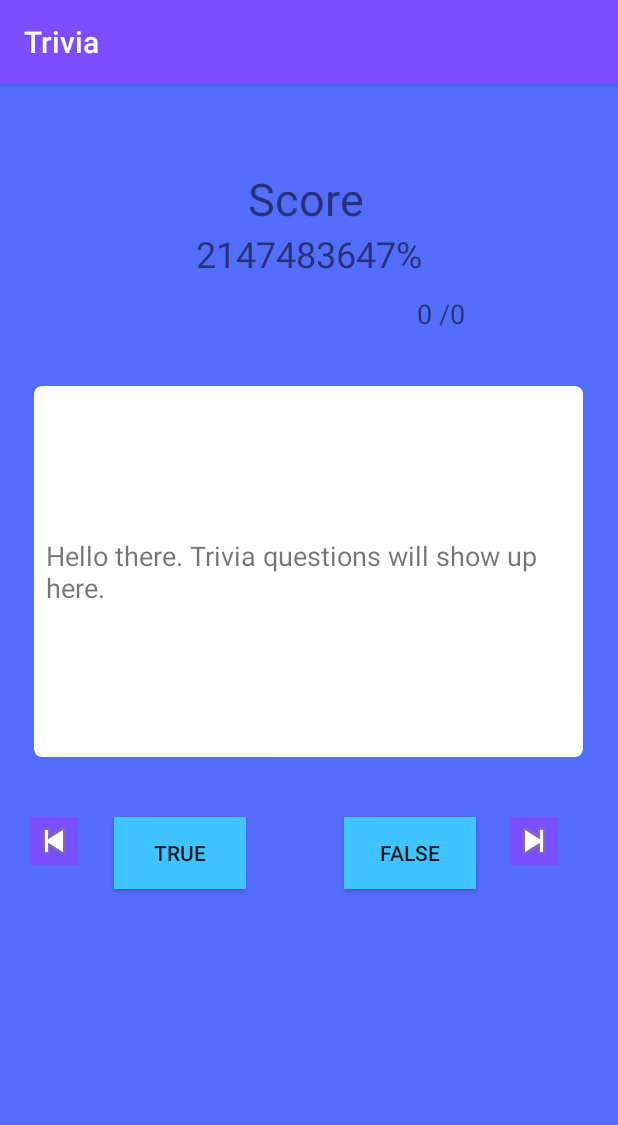
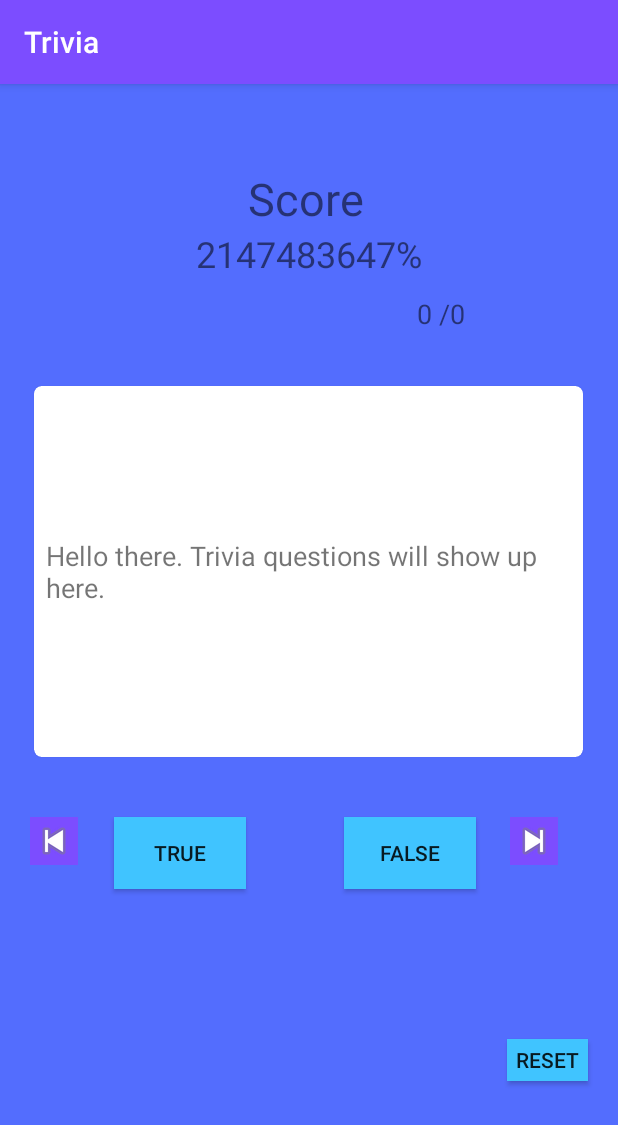
Before and after one commit to vtestiler/Trivia, an Android app: the screen it shows after launch (MainActivity), after a tap on "FALSE", on a phone screen of 412 x 824 dp. Shown: the top 1125 px of the screen. Run offline under Robolectric (Android 15) with nearby library versions, the phone set to English and light mode, and no system bars; our stand-ins replace Volley; network calls fail; Roboto replaces fonts that are not available here; 2 statements that could not run were skipped; 2 other taps on this screen came first.

Commit message:
Added Reset button. Need to add code for it.

```diff
--- a/app/src/main/java/tk/kituthegreat/trivia/MainActivity.java
+++ b/app/src/main/java/tk/kituthegreat/trivia/MainActivity.java
@@ -32,6 +32,7 @@ public class MainActivity extends AppCompatActivity implements View.OnClickListe
     private TextView scoreTextView;
     private Button trueButton;
     private Button falseButton;
+    private Button resetButton;
     private ImageButton prevButton;
     private ImageButton nextButton;
     private int currentQuestionIndex = 0;
@@ -51,6 +52,7 @@ public class MainActivity extends AppCompatActivity implements View.OnClickListe
         prevButton = findViewById(R.id.prev_btn);
         trueButton = findViewById(R.id.true_btn);
         falseButton = findViewById(R.id.false_btn);
+        resetButton = findViewById(R.id.reset_btn);
         questionTextview = findViewById(R.id.question_textview);
         questionCounterTextview = findViewById(R.id.counter_text);
         scoreTextView = findViewById(R.id.score_value);
@@ -109,6 +111,9 @@ public class MainActivity extends AppCompatActivity implements View.OnClickListe
                 checkAnswer(false);
                 updateUI();
                 lose_sound.startsound();
+                break;
+            case R.id.reset_btn:
+                // Reset code in here
                 break;
         }
 
--- a/app/src/main/res/layout/activity_main.xml
+++ b/app/src/main/res/layout/activity_main.xml
@@ -118,4 +118,15 @@
         app:layout_constraintStart_toStartOf="parent"
         app:layout_constraintTop_toTopOf="parent" />
 
+    <Button
+        android:id="@+id/reset_btn"
+        android:layout_width="54dp"
+        android:layout_height="28dp"
+        android:layout_marginTop="100dp"
+        android:layout_marginEnd="20dp"
+        android:background="#40C4FF"
+        android:text="@string/reset"
+        app:layout_constraintEnd_toEndOf="parent"
+        app:layout_constraintTop_toBottomOf="@+id/false_btn" />
+
 </androidx.constraintlayout.widget.ConstraintLayout>
--- a/app/src/main/res/values/strings.xml
+++ b/app/src/main/res/values/strings.xml
@@ -9,4 +9,5 @@
     <string name="score_value">0%</string>
     <string name="text_view">Hello there. Trivia questions will show up here.</string>
     <string name="score_label">Score</string>
+    <string name="reset">Reset</string>
 </resources>
```
